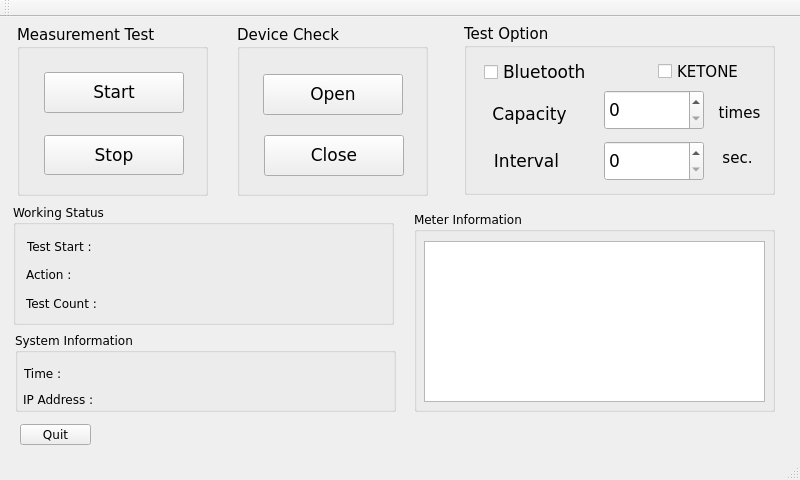
This is mainwindow.ui in shnomad/Battery-Test as Qt 5 draws it before an edit. The edited form follows.
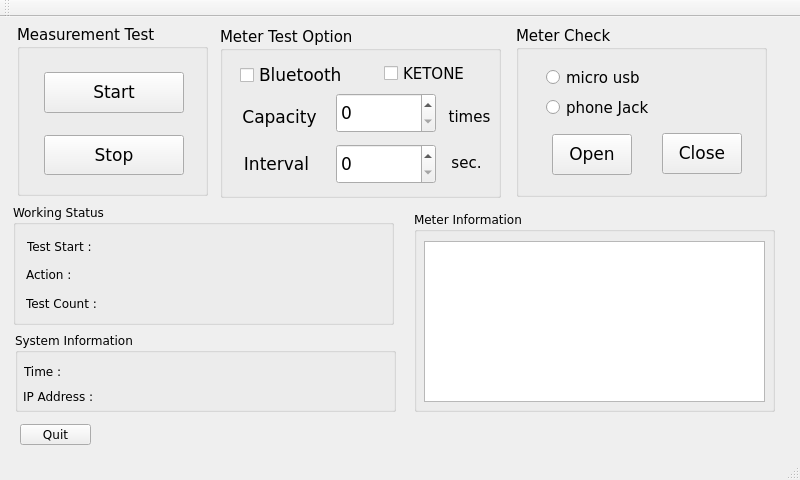
This is the edited form.

Commit message: meter communication work

The edit to the form file:
```diff
--- a/mainwindow.ui
+++ b/mainwindow.ui
@@ -74,62 +74,6 @@
      </property>
     </widget>
    </widget>
-   <widget class="QGroupBox" name="groupBox_3">
-    <property name="geometry">
-     <rect>
-      <x>237</x>
-      <y>8</y>
-      <width>191</width>
-      <height>171</height>
-     </rect>
-    </property>
-    <property name="font">
-     <font>
-      <pointsize>11</pointsize>
-     </font>
-    </property>
-    <property name="title">
-     <string>Device Check</string>
-    </property>
-    <widget class="QPushButton" name="device_open">
-     <property name="geometry">
-      <rect>
-       <x>26</x>
-       <y>49</y>
-       <width>140</width>
-       <height>41</height>
-      </rect>
-     </property>
-     <property name="font">
-      <font>
-       <family>DejaVu Sans</family>
-       <pointsize>13</pointsize>
-      </font>
-     </property>
-     <property name="text">
-      <string>Open</string>
-     </property>
-    </widget>
-    <widget class="QPushButton" name="device_close">
-     <property name="geometry">
-      <rect>
-       <x>27</x>
-       <y>110</y>
-       <width>140</width>
-       <height>41</height>
-      </rect>
-     </property>
-     <property name="font">
-      <font>
-       <family>DejaVu Sans</family>
-       <pointsize>13</pointsize>
-      </font>
-     </property>
-     <property name="text">
-      <string>Close</string>
-     </property>
-    </widget>
-   </widget>
    <widget class="QLabel" name="build_date">
     <property name="geometry">
      <rect>
@@ -151,9 +95,9 @@
    <widget class="QGroupBox" name="test_option">
     <property name="geometry">
      <rect>
-      <x>464</x>
-      <y>7</y>
-      <width>311</width>
+      <x>220</x>
+      <y>10</y>
+      <width>281</width>
       <height>171</height>
      </rect>
     </property>
@@ -163,12 +107,12 @@
      </font>
     </property>
     <property name="title">
-     <string>Test Option</string>
+     <string>Meter Test Option</string>
     </property>
     <widget class="QSpinBox" name="times">
      <property name="geometry">
       <rect>
-       <x>140</x>
+       <x>116</x>
        <y>66</y>
        <width>100</width>
        <height>40</height>
@@ -183,7 +127,7 @@
     <widget class="QLabel" name="capacity">
      <property name="geometry">
       <rect>
-       <x>10</x>
+       <x>4</x>
        <y>75</y>
        <width>111</width>
        <height>31</height>
@@ -205,7 +149,7 @@
     <widget class="QLabel" name="interval">
      <property name="geometry">
       <rect>
-       <x>7</x>
+       <x>1</x>
        <y>127</y>
        <width>111</width>
        <height>20</height>
@@ -226,7 +170,7 @@
     <widget class="QSpinBox" name="sec">
      <property name="geometry">
       <rect>
-       <x>140</x>
+       <x>116</x>
        <y>117</y>
        <width>100</width>
        <height>40</height>
@@ -260,8 +204,8 @@
     <widget class="QLabel" name="label">
      <property name="geometry">
       <rect>
-       <x>250</x>
-       <y>80</y>
+       <x>224</x>
+       <y>81</y>
        <width>51</width>
        <height>17</height>
       </rect>
@@ -281,8 +225,8 @@
     <widget class="QLabel" name="label_2">
      <property name="geometry">
       <rect>
-       <x>253</x>
-       <y>125</y>
+       <x>226</x>
+       <y>127</y>
        <width>41</width>
        <height>17</height>
       </rect>
@@ -302,8 +246,8 @@
     <widget class="QCheckBox" name="ketone_sel">
      <property name="geometry">
       <rect>
-       <x>194</x>
-       <y>36</y>
+       <x>164</x>
+       <y>35</y>
        <width>111</width>
        <height>23</height>
       </rect>
@@ -410,7 +354,7 @@
     <property name="geometry">
      <rect>
       <x>24</x>
-      <y>346</y>
+      <y>344</y>
       <width>340</width>
       <height>20</height>
      </rect>
@@ -436,7 +380,7 @@
     <property name="geometry">
      <rect>
       <x>23</x>
-      <y>372</y>
+      <y>369</y>
       <width>340</width>
       <height>20</height>
      </rect>
@@ -445,6 +389,88 @@
      <string>IP Address :</string>
     </property>
    </widget>
+   <widget class="QGroupBox" name="groupBox_3">
+    <property name="geometry">
+     <rect>
+      <x>516</x>
+      <y>9</y>
+      <width>251</width>
+      <height>171</height>
+     </rect>
+    </property>
+    <property name="font">
+     <font>
+      <pointsize>11</pointsize>
+     </font>
+    </property>
+    <property name="title">
+     <string>Meter Check</string>
+    </property>
+    <widget class="QPushButton" name="device_open">
+     <property name="geometry">
+      <rect>
+       <x>36</x>
+       <y>108</y>
+       <width>80</width>
+       <height>41</height>
+      </rect>
+     </property>
+     <property name="font">
+      <font>
+       <family>DejaVu Sans</family>
+       <pointsize>13</pointsize>
+      </font>
+     </property>
+     <property name="text">
+      <string>Open</string>
+     </property>
+    </widget>
+    <widget class="QPushButton" name="device_close">
+     <property name="geometry">
+      <rect>
+       <x>146</x>
+       <y>107</y>
+       <width>80</width>
+       <height>41</height>
+      </rect>
+     </property>
+     <property name="font">
+      <font>
+       <family>DejaVu Sans</family>
+       <pointsize>13</pointsize>
+      </font>
+     </property>
+     <property name="text">
+      <string>Close</string>
+     </property>
+    </widget>
+    <widget class="QRadioButton" name="micro_usb">
+     <property name="geometry">
+      <rect>
+       <x>30</x>
+       <y>40</y>
+       <width>112</width>
+       <height>23</height>
+      </rect>
+     </property>
+     <property name="text">
+      <string>micro usb</string>
+     </property>
+    </widget>
+    <widget class="QRadioButton" name="phone_jack">
+     <property name="geometry">
+      <rect>
+       <x>30</x>
+       <y>70</y>
+       <width>112</width>
+       <height>23</height>
+      </rect>
+     </property>
+     <property name="text">
+      <string>phone Jack</string>
+     </property>
+    </widget>
+   </widget>
    <zorder>groupBox_5</zorder>
    <zorder>groupBox</zorder>
    <zorder>test_option</zorder>
```
Left out of the diff: 2 changed lines with no effect on the pictures. The commit also changes 9 other files.
